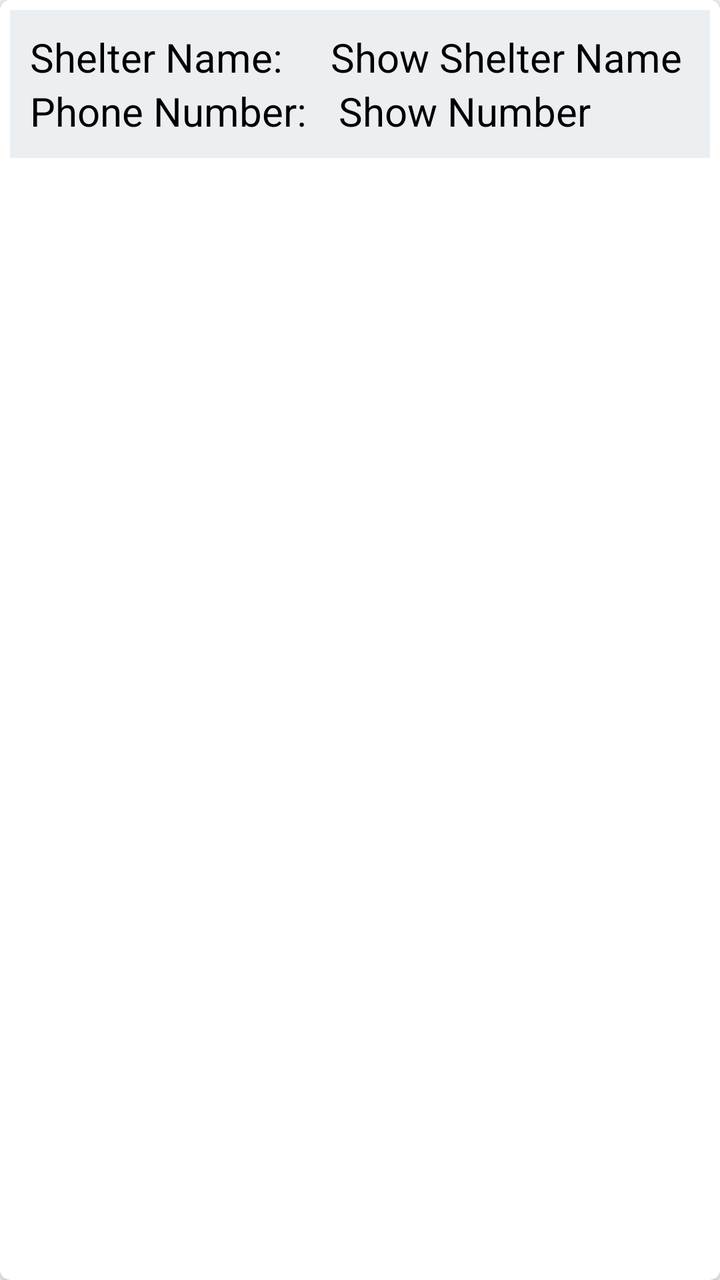
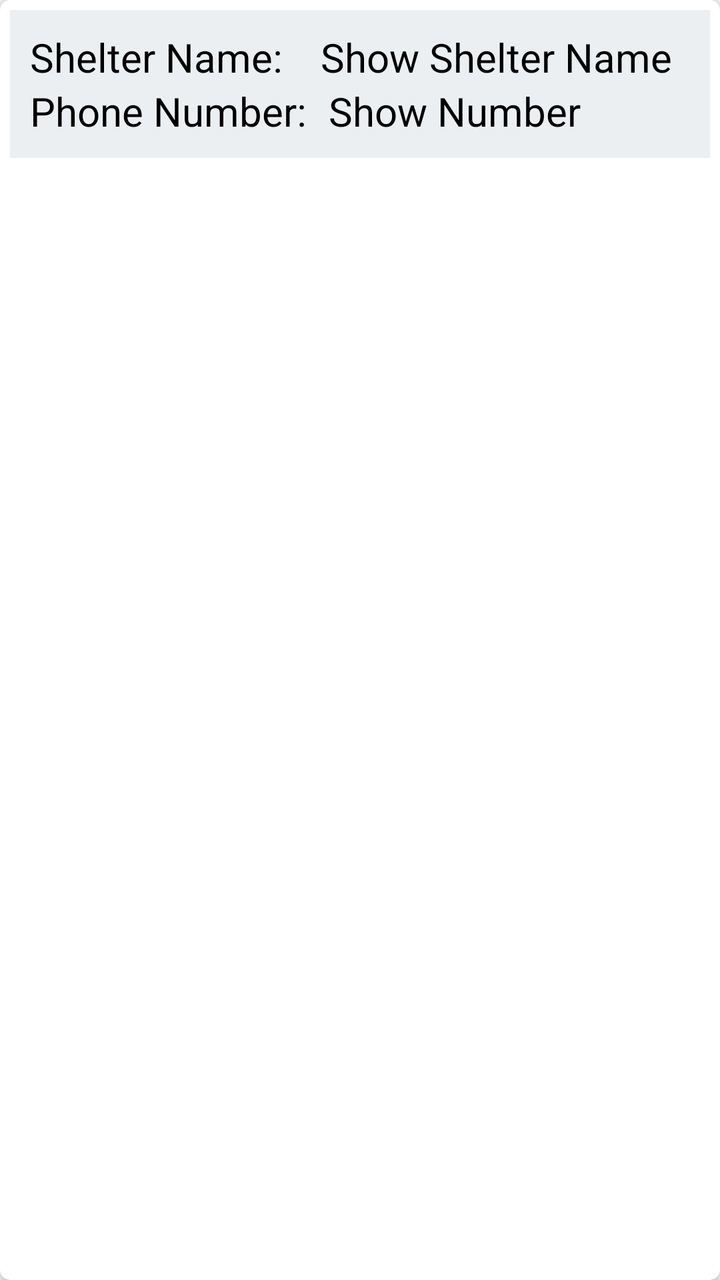

Compare the two renders of this Android layout. The source of the first and the diff that turns it into the second are given below.
<!-- AndroidManifest.xml: application theme AppTheme -->
<!-- res/layout/item_shelter.xml -->
<?xml version="1.0" encoding="utf-8"?>
<android.support.v7.widget.CardView
    xmlns:android="http://schemas.android.com/apk/res/android"
    xmlns:card_view="http://schemas.android.com/apk/res-auto"
    android:id="@+id/cardview1"
    android:layout_width="fill_parent"
    android:layout_height="wrap_content"
    card_view:cardElevation="5dp"
    card_view:contentPadding="5dp"
    card_view:cardCornerRadius="5dp"
    card_view:cardMaxElevation="5dp"
    >

    <RelativeLayout
        android:layout_width="fill_parent"
        android:layout_height="wrap_content"
        android:background="#ECEFF1"
        android:padding="10dp">

        <TextView
            android:id="@+id/ShelterName"
            android:layout_width="wrap_content"
            android:layout_height="wrap_content"
            android:gravity="center"
            android:text="Shelter Name: "
            android:textColor="#000"
            android:textSize="20sp" />

        <TextView
            android:id="@+id/ShowShelterNameTextView"
            android:layout_width="wrap_content"
            android:layout_height="wrap_content"
            android:gravity="center"
            android:text="Show Shelter Name"
            android:textColor="#000"
            android:textSize="20sp"
            android:layout_alignParentTop="true"
            android:layout_toRightOf="@+id/ShelterName"
            android:layout_toEndOf="@+id/ShelterName"
            android:layout_marginLeft="19dp"
            android:layout_marginStart="19dp" />

        <TextView
            android:id="@+id/ShelterNumber"
            android:layout_width="wrap_content"
            android:layout_height="wrap_content"
            android:gravity="center"
            android:text="Phone Number: "
            android:textColor="#000"
            android:textSize="20sp"
            android:layout_below="@+id/ShelterName"
            android:layout_alignParentLeft="true"
            android:layout_alignParentStart="true" />

        <TextView
            android:id="@+id/ShowShelterNumberTextView"
            android:layout_width="wrap_content"
            android:layout_height="wrap_content"
            android:gravity="center"
            android:text="Show Number"
            android:textColor="#000"
            android:textSize="20sp"
            android:layout_marginLeft="11dp"
            android:layout_marginStart="11dp"
            android:layout_below="@+id/ShowShelterNameTextView"
            android:layout_toRightOf="@+id/ShelterNumber"
            android:layout_toEndOf="@+id/ShelterNumber" />

    </RelativeLayout>

</android.support.v7.widget.CardView>
<!-- resources referenced by this layout -->
<resources>
  <style name="AppTheme" parent="Theme.AppCompat.Light.DarkActionBar">
      </style>
</resources>

<!-- the commit's change to res/layout/item_shelter.xml (unified diff, before → after) -->
@@ -22,7 +22,7 @@
             android:layout_width="wrap_content"
             android:layout_height="wrap_content"
             android:gravity="center"
-            android:text="Shelter Name: "
+            android:text="@string/shelter_name"
             android:textColor="#000"
             android:textSize="20sp" />
 
@@ -31,7 +31,7 @@
             android:layout_width="wrap_content"
             android:layout_height="wrap_content"
             android:gravity="center"
-            android:text="Show Shelter Name"
+            android:text="@string/show_shelter_name"
             android:textColor="#000"
             android:textSize="20sp"
             android:layout_alignParentTop="true"
@@ -45,7 +45,7 @@
             android:layout_width="wrap_content"
             android:layout_height="wrap_content"
             android:gravity="center"
-            android:text="Phone Number: "
+            android:text="@string/shelter_phone"
             android:textColor="#000"
             android:textSize="20sp"
             android:layout_below="@+id/ShelterName"
@@ -57,7 +57,7 @@
             android:layout_width="wrap_content"
             android:layout_height="wrap_content"
             android:gravity="center"
-            android:text="Show Number"
+            android:text="@string/show_shelter_number"
             android:textColor="#000"
             android:textSize="20sp"
             android:layout_marginLeft="11dp"
<!-- resource entries referenced after the edit -->
@@ -1,5 +1,9 @@
 <!-- resources referenced by this layout -->
 <resources>
+  <string name="shelter_name">Shelter Name: </string>
+  <string name="shelter_phone">Phone Number: </string>
+  <string name="show_shelter_name">Show Shelter Name</string>
+  <string name="show_shelter_number">Show Number</string>
   <style name="AppTheme" parent="Theme.AppCompat.Light.DarkActionBar">
       </style>
 </resources>
